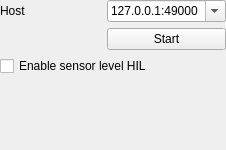
First picture: the form in src/ui/QGCHilXPlaneConfiguration.ui, repository mavlink/qgroundcontrol, before the edit.
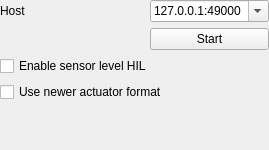
Second picture: the form after the edit.

Commit message: Add support for HIL_ACTUATOR_CONTROLS mavlink message

What changed in the file:
```diff
--- a/src/ui/QGCHilXPlaneConfiguration.ui
+++ b/src/ui/QGCHilXPlaneConfiguration.ui
@@ -6,14 +6,14 @@
    <rect>
     <x>0</x>
     <y>0</y>
-    <width>226</width>
+    <width>269</width>
     <height>150</height>
    </rect>
   </property>
   <property name="windowTitle">
    <string>Form</string>
   </property>
-  <layout class="QGridLayout" name="gridLayout" rowstretch="0,0,0,0,0" columnstretch="20,0,0">
+  <layout class="QGridLayout" name="gridLayout" rowstretch="0,0,0,0,0,0,0,0" columnstretch="20,0,0">
    <property name="leftMargin">
     <number>0</number>
    </property>
@@ -26,16 +26,11 @@
    <property name="bottomMargin">
     <number>0</number>
    </property>
-   <item row="0" column="1" colspan="2">
-    <widget class="QComboBox" name="hostComboBox">
-     <property name="editable">
-      <bool>true</bool>
+   <item row="1" column="1" colspan="2">
+    <widget class="QPushButton" name="startButton">
+     <property name="text">
+      <string>Start</string>
      </property>
-     <item>
-      <property name="text">
-       <string>127.0.0.1:49000</string>
-      </property>
-     </item>
     </widget>
    </item>
    <item row="0" column="0">
@@ -45,14 +40,7 @@
      </property>
     </widget>
    </item>
-   <item row="3" column="0" colspan="3">
-    <widget class="QCheckBox" name="sensorHilCheckBox">
-     <property name="text">
-      <string>Enable sensor level HIL</string>
-     </property>
-    </widget>
-   </item>
-   <item row="4" column="0" colspan="3">
+   <item row="7" column="0" colspan="3">
     <spacer name="verticalSpacer">
      <property name="orientation">
       <enum>Qt::Vertical</enum>
@@ -65,10 +53,35 @@
      </property>
     </spacer>
    </item>
-   <item row="1" column="1" colspan="2">
-    <widget class="QPushButton" name="startButton">
+   <item row="3" column="0" colspan="3">
+    <widget class="QCheckBox" name="sensorHilCheckBox">
      <property name="text">
-      <string>Start</string>
+      <string>Enable sensor level HIL</string>
+     </property>
+    </widget>
+   </item>
+   <item row="0" column="1" colspan="2">
+    <widget class="QComboBox" name="hostComboBox">
+     <property name="editable">
+      <bool>true</bool>
+     </property>
+     <item>
+      <property name="text">
+       <string>127.0.0.1:49000</string>
+      </property>
+     </item>
+    </widget>
+   </item>
+   <item row="4" column="0" colspan="3">
+    <widget class="QCheckBox" name="useHilActuatorControlsCheckBox">
+     <property name="sizePolicy">
+      <sizepolicy hsizetype="Minimum" vsizetype="Fixed">
+       <horstretch>0</horstretch>
+       <verstretch>0</verstretch>
+      </sizepolicy>
+     </property>
+     <property name="text">
+      <string>Use newer actuator format</string>
      </property>
     </widget>
    </item>
```
The commit also changes 5 other files.
